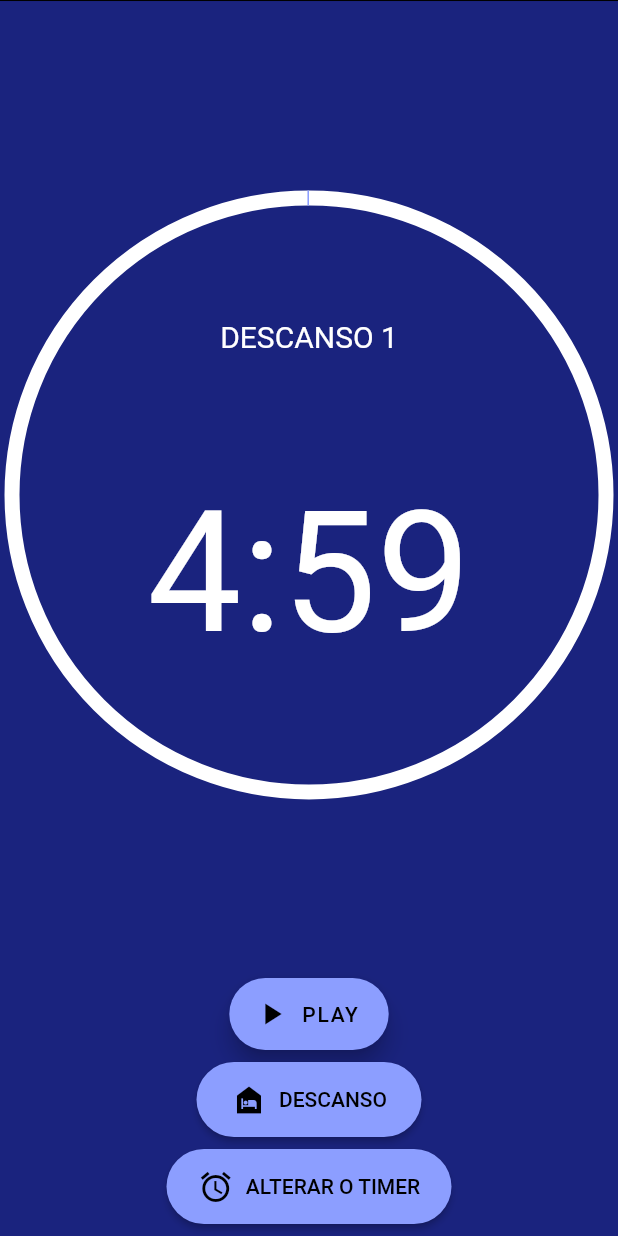
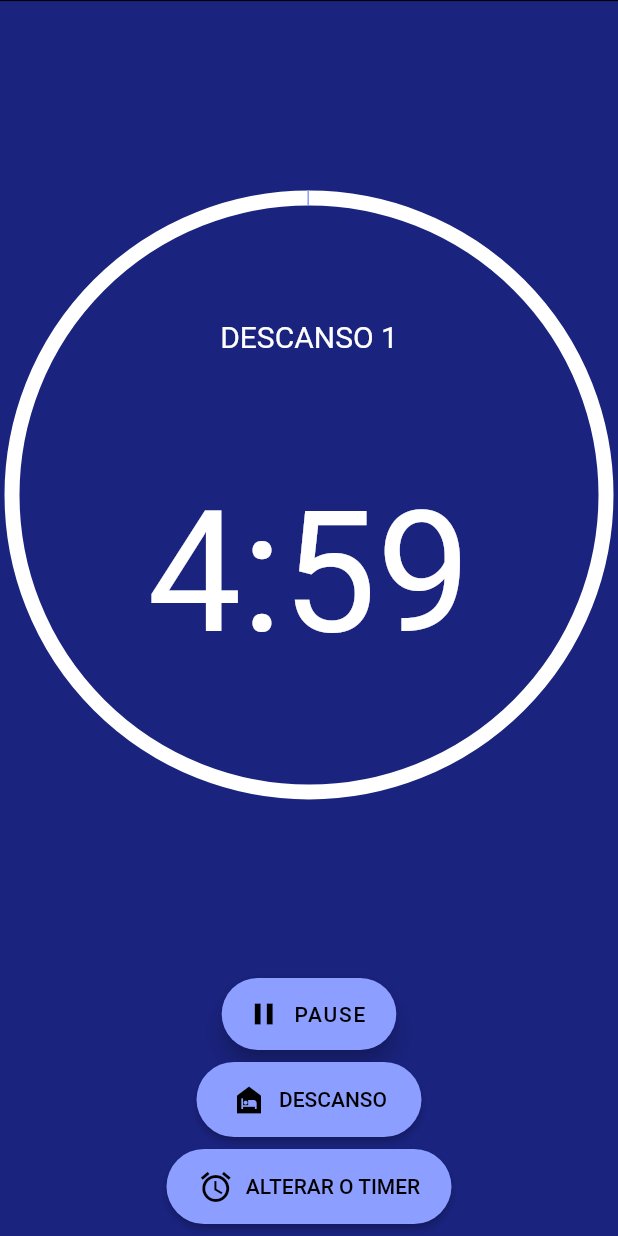
Before and after one commit to gabriela-prado/POMODORO, a Flutter app: the screen it shows after launch, after a tap on "PLAY", after a tap on "DESCANSO", on a phone screen of 412 x 824 dp. Run offline on Flutter 3.47's test engine with Material 2 defaults, Android fonts, the phone set to English and light mode, and no system bars; missing offline and left inert: flutter_beep.

Commit message:
Adicionando informações referentes ao método Pomodoro de estudo e aprimorando a animação do botão de Play

```diff
--- a/lib/screens/count_down_timer.dart
+++ b/lib/screens/count_down_timer.dart
@@ -19,6 +19,8 @@ class _CountDownTimerState extends State<CountDownTimer>
   int count = 1;
   int seguidos = 0;
   bool dialog = false;
+  String labelText = "PLAY";
+  IconData icon = Icons.play_arrow;
 
   String get timerString {
     Duration duration = controller.duration * controller.value;
@@ -36,6 +38,11 @@ class _CountDownTimerState extends State<CountDownTimer>
 
     controller.addStatusListener((status) {
       if (status == AnimationStatus.completed) {
+        setState(() {
+          labelText = "PAUSE";
+          icon = Icons.pause;
+        });
+
         dialog = false;
         FlutterBeep.playSysSound(49);
       } else if (status == AnimationStatus.dismissed) {
@@ -56,7 +63,8 @@ class _CountDownTimerState extends State<CountDownTimer>
             countDescanso++;
           }
 
-          // o erro tá aqui
+          labelText = "PLAY";
+          icon = Icons.play_arrow;
         });
         FlutterBeep.playSysSound(49);
       }
@@ -193,6 +201,16 @@ class _CountDownTimerState extends State<CountDownTimer>
                       builder: (context, child) {
                         return FloatingActionButton.extended(
                           onPressed: () {
+                            setState(() {
+                              if (labelText == "PLAY") {
+                                labelText = "PAUSE";
+                                icon = Icons.pause;
+                              } else {
+                                labelText = "PLAY";
+                                icon = Icons.play_arrow;
+                              }
+                            });
+
                             if (controller.isAnimating)
                               controller.stop();
                             else {
@@ -204,12 +222,10 @@ class _CountDownTimerState extends State<CountDownTimer>
                             }
                           },
                           icon: Icon(
-                            controller.isAnimating
-                                ? Icons.pause
-                                : Icons.play_arrow,
+                            icon,
                           ),
                           label: Text(
-                            controller.isAnimating ? "PAUSE" : "PLAY",
+                            labelText,
                           ),
                         );
                       },
```
Also changed, not shown: 1 other file.
